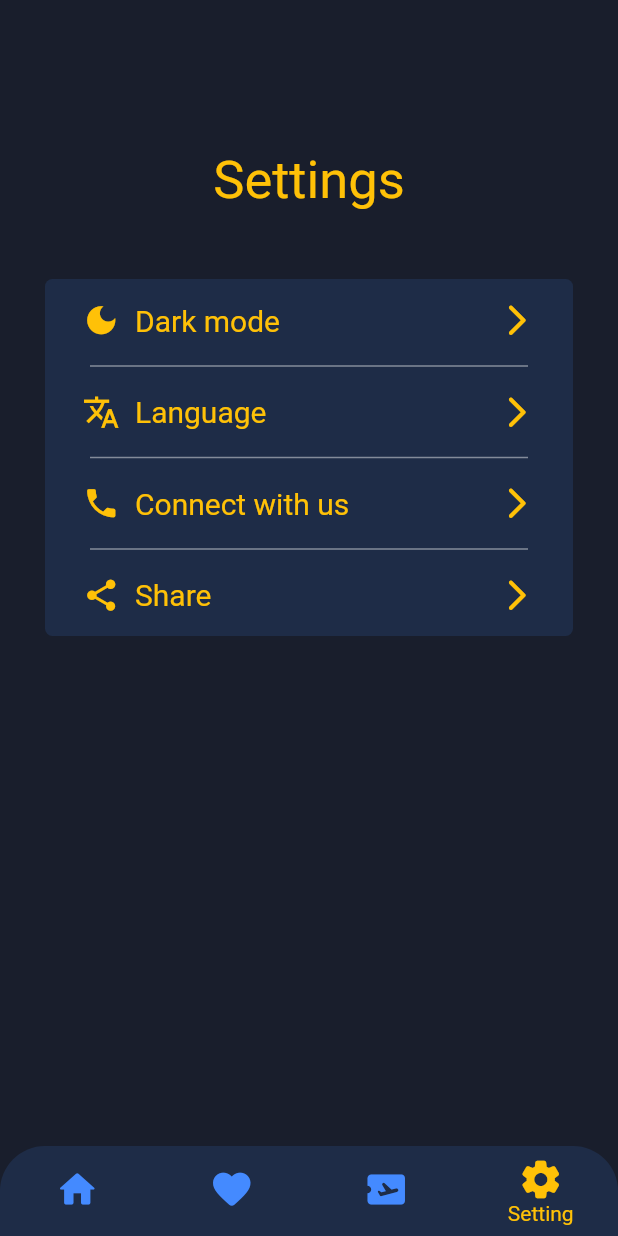
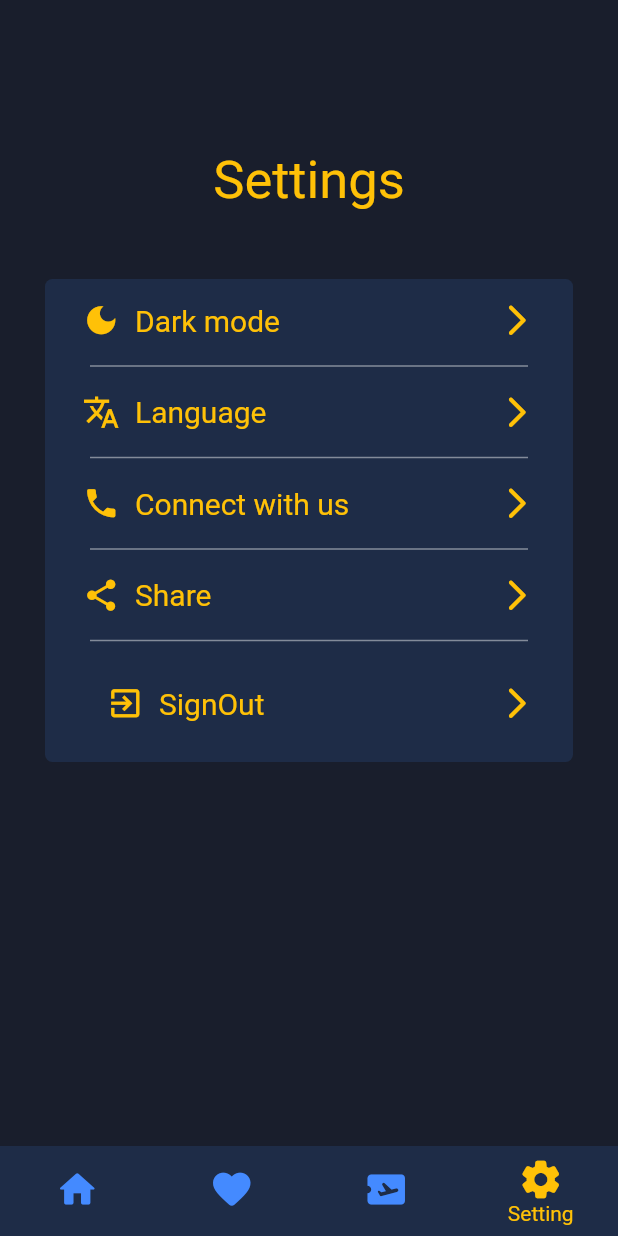
Before and after one commit to md7o/BottomAppBar, a Flutter app: the BotoomAppBar screen opened directly, item 4 of the bottom bar chosen, on a phone screen of 412 x 824 dp. Run offline on Flutter 3.47's test engine with Material 2 defaults, Android fonts, the phone set to English and light mode, and no system bars; our stand-ins replace firebase_auth, firebase_core; accounts and stored records are empty; network calls fail.

Commit message:
create login page and link to firebase

```diff
--- a/lib/bottom_appbar.dart
+++ b/lib/bottom_appbar.dart
@@ -28,23 +28,22 @@ class _BotoomAppBarState extends State<BotoomAppBar> {
       body: pages[currentIndex], //to show pages at click
 
       backgroundColor:
-          const Color(0xFF191E2C), //container bottom AppBar backgroundColor
+          const Color(0xFF1E2C47), //container bottom AppBar backgroundColor
 
       bottomNavigationBar: Theme(
         data: ThemeData(
           splashColor: Colors.transparent,
           highlightColor: Colors.transparent,
         ),
-        child: ClipRRect(
-          borderRadius: const BorderRadius.only(
-            topLeft: Radius.circular(30.0),
-            topRight: Radius.circular(30.0),
+        child: Container(
+          decoration: const BoxDecoration(
+            borderRadius: BorderRadius.all(Radius.circular(50)),
+            color: Color(0x00192836),
           ),
           child: BottomNavigationBar(
             iconSize: 30,
             elevation: 0, // 0 value to remove inner shadow
-            backgroundColor:
-                const Color(0xFF1E2C47), //bottom navigaton background
+            backgroundColor: Colors.transparent, //bottom navigaton background
             type: BottomNavigationBarType.fixed, //click effect
             selectedItemColor: Colors.amber, //selected button Color
             unselectedItemColor: Colors.blueAccent, //unselected button Color
--- a/lib/pages/setting_page.dart
+++ b/lib/pages/setting_page.dart
@@ -1,3 +1,5 @@
+import 'package:firebase_auth/firebase_auth.dart';
+import 'package:firebase_core/firebase_core.dart';
 import 'package:flutter/material.dart';
 
 class SettingPage extends StatelessWidget {
@@ -196,6 +198,53 @@ class SettingPage extends StatelessWidget {
                         ],
                       ),
                     ),
+                    const Padding(
+                      padding: EdgeInsets.symmetric(vertical: 10),
+                      child: Divider(
+                        indent: 30,
+                        endIndent: 30,
+                        thickness: 1,
+                        color: Color(0x73FFFFFF),
+                      ),
+                    ),
+                    Padding(
+                      padding: const EdgeInsets.symmetric(horizontal: 25),
+                      child: Row(
+                        mainAxisAlignment: MainAxisAlignment.spaceBetween,
+                        crossAxisAlignment: CrossAxisAlignment.center,
+                        children: [
+                          MaterialButton(
+                            onPressed: () {
+                              FirebaseAuth.instance.signOut();
+                            },
+                            child: Row(
+                              children: const [
+                                Icon(
+                                  Icons.exit_to_app,
+                                  color: Colors.amber,
+                                  size: 25,
+                                ),
+                                SizedBox(
+                                  width: 10,
+                                ),
+                                Text(
+                                  'SignOut',
+                                  style: TextStyle(
+                                      color: Colors.amber,
+                                      fontSize: 20,
+                                      fontWeight: FontWeight.normal),
+                                ),
+                              ],
+                            ),
+                          ),
+                          const Icon(
+                            Icons.arrow_forward_ios_rounded,
+                            color: Colors.amber,
+                            size: 25,
+                          ),
+                        ],
+                      ),
+                    ),
                   ],
                 ),
               ),
```
Also changed, not shown: lib/main.dart (+8 -2 lines), lib/screens/auth.dart (added, +25 -0 lines), lib/screens/login.dart (added, +151 -0 lines), pubspec.yaml (+7 -54 lines), pubspec.lock, 8 other files.
